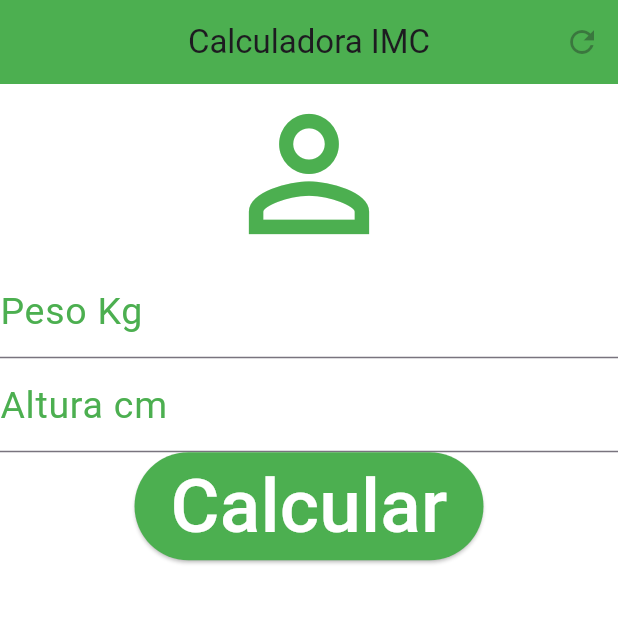
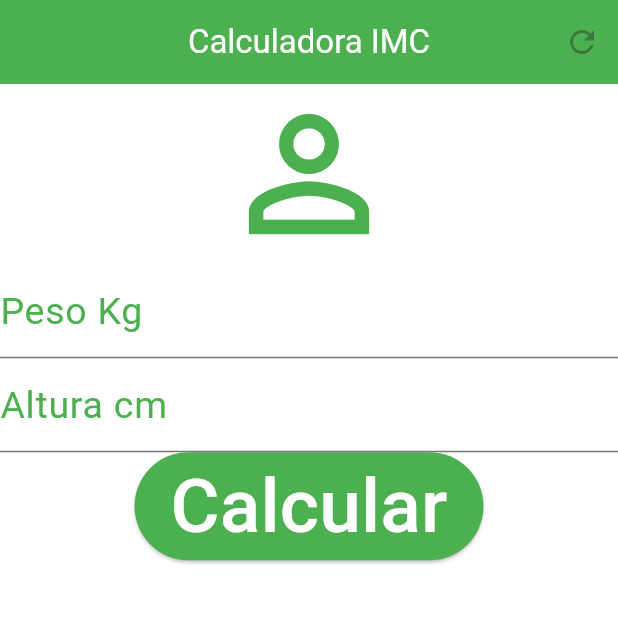
Before and after one commit to Rodrigueslucca/flutter, a Flutter app: the screen it shows after launch, on a phone screen of 412 x 824 dp, the top half of it. Run offline on Flutter 3.47's test engine with Material 3 defaults, Android fonts, the phone set to English and light mode, and no system bars.

Commit message:
Update main.dart

```diff
--- a/src/calculo_imc/lib/main.dart
+++ b/src/calculo_imc/lib/main.dart
@@ -40,7 +40,8 @@ class Home extends StatefulWidget{
     @override
     Widget build(BuildContext context){
       return Scaffold(appBar: AppBar(
-        title: Text('Calculadora IMC'),
+        title: Text('Calculadora IMC',
+        style: TextStyle(color: Colors.white)),
         centerTitle: true,
         backgroundColor: Colors.green,
         actions:[
@@ -62,6 +63,7 @@ class Home extends StatefulWidget{
           ),
            TextField(
             //definir o tipo de entrada
+            controller: pesoController,
             keyboardType: TextInputType.number,
             decoration: InputDecoration(
               labelText: "Peso Kg",
@@ -70,6 +72,7 @@ class Home extends StatefulWidget{
            ),
            TextField(
             //definir o tipo de entrada
+            controller: alturaController,
             keyboardType: TextInputType.number,
             decoration: InputDecoration(
               labelText: "Altura cm",
```
